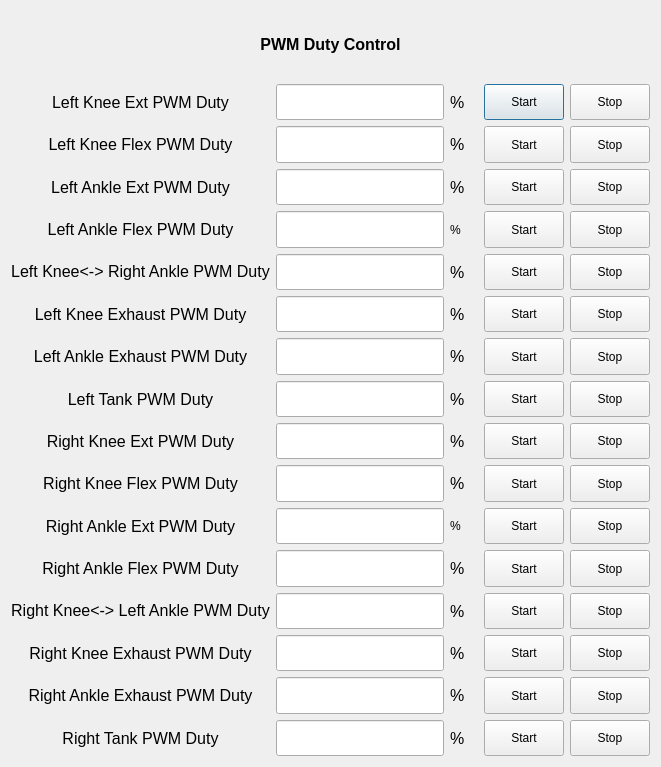
Before: the Qt Designer form exo_gui/UI/PWM_TestFun.ui in haolee21/ExoRPI4, drawn with Qt 5.
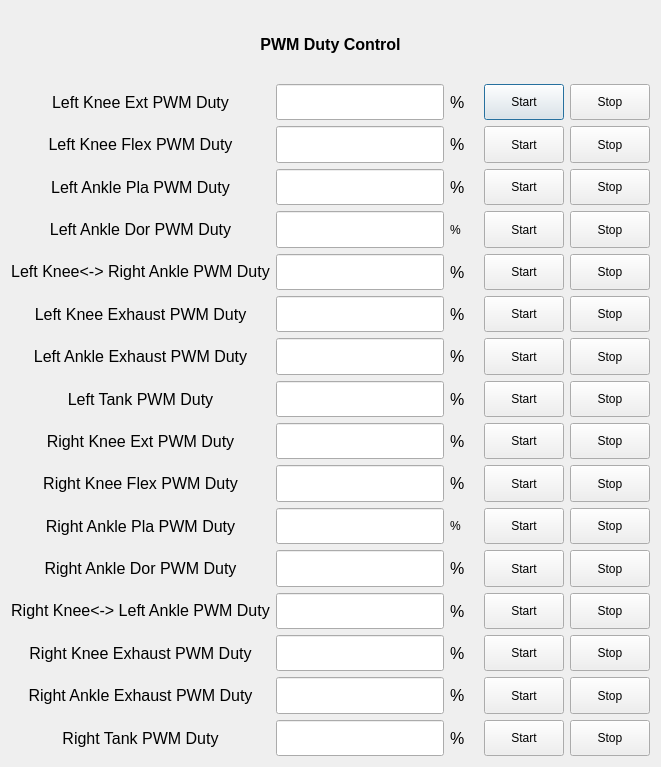
After: the same form once the commit is applied.

```diff
--- a/exo_gui/UI/PWM_TestFun.ui
+++ b/exo_gui/UI/PWM_TestFun.ui
@@ -76,7 +76,7 @@
           </font>
          </property>
          <property name="text">
-          <string>Left Ankle Ext PWM Duty</string>
+          <string>Left Ankle Pla PWM Duty</string>
          </property>
          <property name="alignment">
           <set>Qt::AlignCenter</set>
@@ -91,7 +91,7 @@
           </font>
          </property>
          <property name="text">
-          <string>Left Ankle Flex PWM Duty</string>
+          <string>Left Ankle Dor PWM Duty</string>
          </property>
          <property name="alignment">
           <set>Qt::AlignCenter</set>
@@ -196,7 +196,7 @@
           </font>
          </property>
          <property name="text">
-          <string>Right Ankle Ext PWM Duty</string>
+          <string>Right Ankle Pla PWM Duty</string>
          </property>
          <property name="alignment">
           <set>Qt::AlignCenter</set>
@@ -211,7 +211,7 @@
           </font>
          </property>
          <property name="text">
-          <string>Right Ankle Flex PWM Duty</string>
+          <string>Right Ankle Dor PWM Duty</string>
          </property>
          <property name="alignment">
           <set>Qt::AlignCenter</set>
```
Left out of the diff: 12 changed lines with no effect on the pictures.
